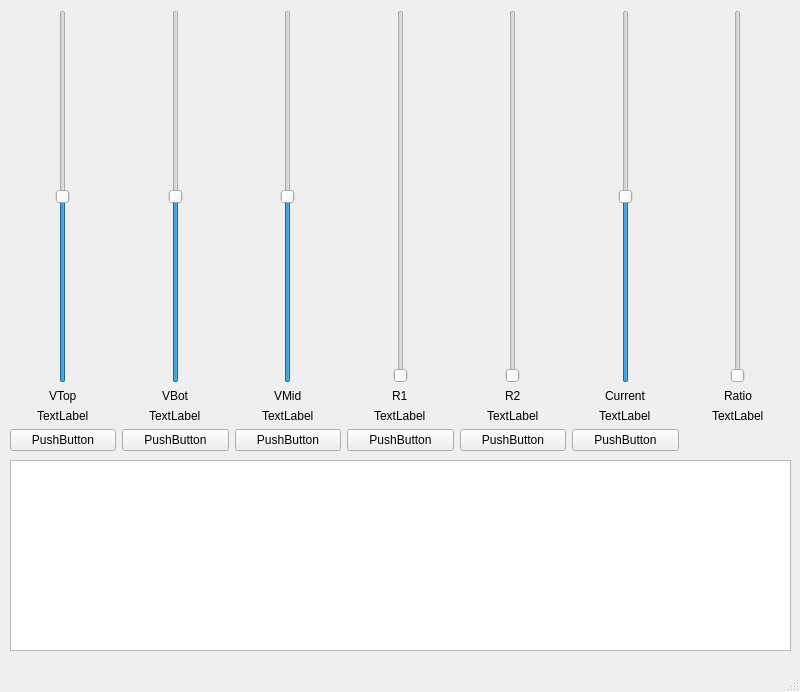
Above: src/mainwindow.ui from sonicsmooth/RCalc before the change. Below: the same form after it.
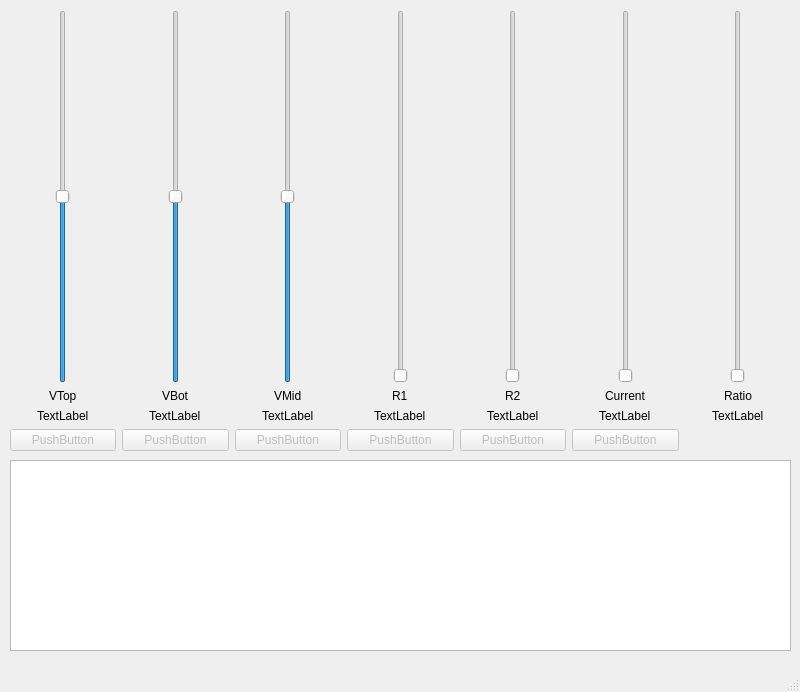
That is the form after the change.

Patch:
```diff
--- a/src/mainwindow.ui
+++ b/src/mainwindow.ui
@@ -74,6 +74,9 @@
        </item>
        <item>
         <widget class="QPushButton" name="VTopButton">
+         <property name="enabled">
+          <bool>false</bool>
+         </property>
          <property name="text">
           <string>PushButton</string>
          </property>
@@ -125,6 +128,9 @@
        </item>
        <item>
         <widget class="QPushButton" name="VBotButton">
+         <property name="enabled">
+          <bool>false</bool>
+         </property>
          <property name="text">
           <string>PushButton</string>
          </property>
@@ -170,6 +176,9 @@
        </item>
        <item>
         <widget class="QPushButton" name="VMidButton">
+         <property name="enabled">
+          <bool>false</bool>
+         </property>
          <property name="text">
           <string>PushButton</string>
          </property>
@@ -215,6 +224,9 @@
        </item>
        <item>
         <widget class="QPushButton" name="R1Button">
+         <property name="enabled">
+          <bool>false</bool>
+         </property>
          <property name="text">
           <string>PushButton</string>
          </property>
@@ -260,6 +272,9 @@
        </item>
        <item>
         <widget class="QPushButton" name="R2Button">
+         <property name="enabled">
+          <bool>false</bool>
+         </property>
          <property name="text">
           <string>PushButton</string>
          </property>
@@ -277,10 +292,13 @@
          <item>
           <widget class="QSlider" name="CurrSlider">
            <property name="minimum">
-            <number>-1000</number>
+            <number>0</number>
            </property>
            <property name="maximum">
-            <number>1000</number>
+            <number>100</number>
+           </property>
+           <property name="pageStep">
+            <number>5</number>
            </property>
            <property name="orientation">
             <enum>Qt::Vertical</enum>
@@ -305,6 +323,9 @@
        </item>
        <item>
         <widget class="QPushButton" name="CurrButton">
+         <property name="enabled">
+          <bool>false</bool>
+         </property>
          <property name="text">
           <string>PushButton</string>
          </property>
```
